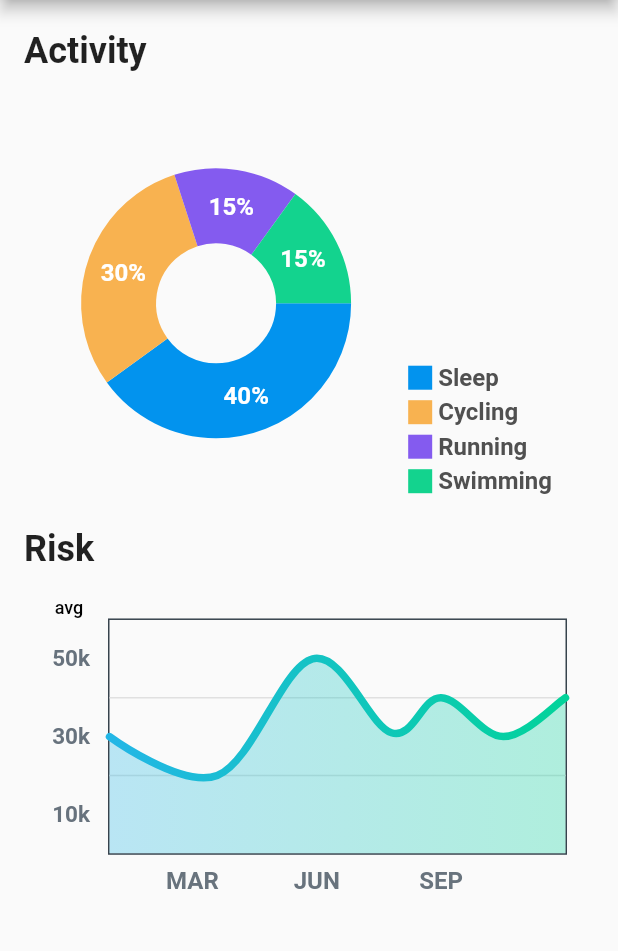
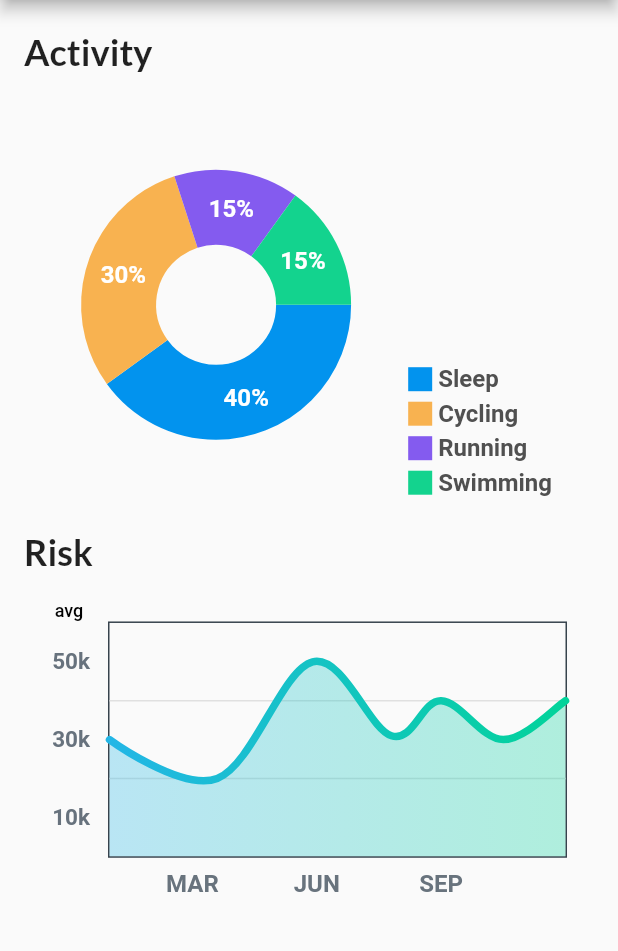
Before and after one commit to patrick-deininger/line, a Flutter app: the screen it shows after launch, on a phone screen of 412 x 824 dp, the part 84-1035 px from its top. Run offline on Flutter 3.47's test engine with Material 2 defaults, Android fonts, the phone set to English and light mode, and no system bars; drawn by our look-alikes of fl_chart; our stand-ins replace google_fonts.

Commit message:
Custom font styling

```diff
--- a/line_client/lib/components/heading.dart
+++ b/line_client/lib/components/heading.dart
@@ -1,4 +1,5 @@
 import 'package:flutter/material.dart';
+import 'package:google_fonts/google_fonts.dart';
 
 class Heading extends StatelessWidget {
   Heading({required this.label});
@@ -11,7 +12,7 @@ class Heading extends StatelessWidget {
       padding: EdgeInsets.only(bottom: 8, top: 4),
       child: Text(
         this.label,
-        style: TextStyle(
+        style: GoogleFonts.lato(
           color: Colors.black87,
           fontWeight: FontWeight.bold,
           fontSize: 24,
--- a/line_client/lib/pages/home.dart
+++ b/line_client/lib/pages/home.dart
@@ -15,7 +15,8 @@ class _HomePageState extends State<HomePage> {
       appBar: AppBar(
         title: Text("Line"),
       ),
-      body: Padding(
+      body: SingleChildScrollView(
+        child: Padding(
           padding: const EdgeInsets.all(16),
           child: Column(
             crossAxisAlignment: CrossAxisAlignment.start,
@@ -27,6 +28,7 @@ class _HomePageState extends State<HomePage> {
             ],
           ),
         ),
+      ),
     );
   }
 }
--- a/line_client/pubspec.yaml
+++ b/line_client/pubspec.yaml
@@ -24,6 +24,7 @@ dependencies:
   flutter:
     sdk: flutter
   fl_chart: ^0.40.0
+  google_fonts: ^2.1.0
 
 
   # The following adds the Cupertino Icons font to your application.
```
Also changed, not shown: line_client/pubspec.lock, 6 other files. Lines whose indentation alone changed are shown as unchanged.
